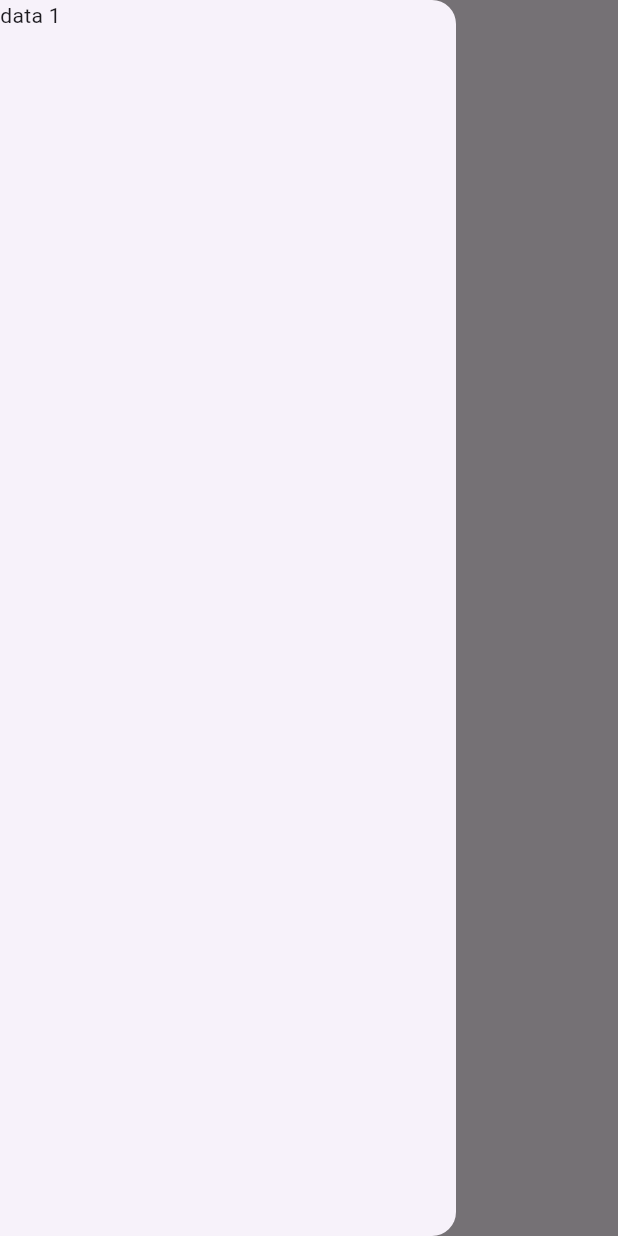
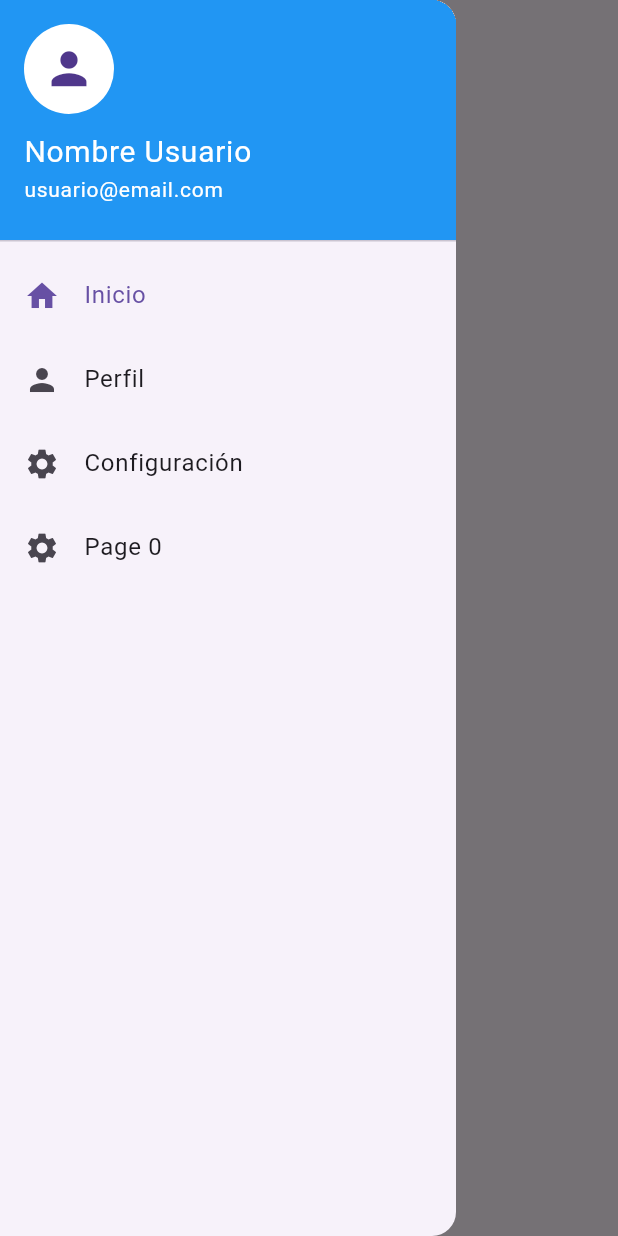
Before and after one commit to mabby1110/demo_0, a Flutter app: the screen it shows after launch, with the side drawer open, on a phone screen of 412 x 824 dp. Run offline on Flutter 3.47's test engine with Material 3 defaults, Android fonts, the phone set to English and light mode, and no system bars.

Commit message:
se agregaron vistas y enlaces en sidebar a vistas

```diff
--- a/lib/main.dart
+++ b/lib/main.dart
@@ -1,24 +1,151 @@
+// pages/home_page.dart
+import 'package:demo_0/pages/page_0.dart';
 import 'package:flutter/material.dart';
-
 void main() {
   runApp(MyApp());
 }
 
+class HomePage extends StatelessWidget {
+  const HomePage({super.key});
+
+  @override
+  Widget build(BuildContext context) {
+    return Center(
+      child: Text('Página Principal', style: TextStyle(fontSize: 24)),
+    );
+  }
+}
+
+// pages/settings_page.dart
+class SettingsPage extends StatelessWidget {
+  const SettingsPage({super.key});
+
+  @override
+  Widget build(BuildContext context) {
+    return Center(
+      child: Text('Configuración', style: TextStyle(fontSize: 24)),
+    );
+  }
+}
+
+// pages/profile_page.dart
+class ProfilePage extends StatelessWidget {
+  const ProfilePage({super.key});
+
+  @override
+  Widget build(BuildContext context) {
+    return Center(
+      child: Text('Perfil', style: TextStyle(fontSize: 24)),
+    );
+  }
+}
+
+// main.dart
 class MyApp extends StatelessWidget {
   const MyApp({super.key});
 
   @override
   Widget build(BuildContext context) {
     return MaterialApp(
-      home: Scaffold(
-        appBar: AppBar(
-          backgroundColor: Color.fromRGBO(0, 0, 0, 0),
-          title: const Text('título'),
-        ),
-        drawer: Drawer(
-          child: Text('data 1'),
-        ),
-      ),
+      title: 'Drawer Example',
+      theme: ThemeData(primarySwatch: Colors.blue),
+      home: MainScreen(),
     );
   }
 }
+
+class MainScreen extends StatefulWidget {
+  const MainScreen({super.key});
+
+  @override
+  _MainScreenState createState() => _MainScreenState();
+}
+
+class _MainScreenState extends State<MainScreen> {
+  int _selectedIndex = 0;
+
+  final List<Widget> _pages = [
+    HomePage(),
+    ProfilePage(),
+    SettingsPage(),
+    Page0(),
+  ];
+
+  void _onItemTapped(int index) {
+    setState(() {
+      _selectedIndex = index;
+      Navigator.pop(context); // Cierra el drawer después de seleccionar
+    });
+  }
+
+  @override
+  Widget build(BuildContext context) {
+    return Scaffold(
+      appBar: AppBar(
+        title: Text('Mi Aplicación'),
+      ),
+      drawer: Drawer(
+        child: ListView(
+          padding: EdgeInsets.zero,
+          children: [
+            DrawerHeader(
+              decoration: BoxDecoration(
+                color: Colors.blue,
+              ),
+              child: Column(
+                crossAxisAlignment: CrossAxisAlignment.start,
+                children: [
+                  CircleAvatar(
+                    radius: 30,
+                    backgroundColor: Colors.white,
+                    child: Icon(Icons.person, size: 35),
+                  ),
+                  SizedBox(height: 10),
+                  Text(
+                    'Nombre Usuario',
+                    style: TextStyle(
+                      color: Colors.white,
+                      fontSize: 20,
+                    ),
+                  ),
+                  Text(
+                    'usuario@email.com',
+                    style: TextStyle(
+                      color: Colors.white,
+                      fontSize: 14,
+                    ),
+                  ),
+                ],
+              ),
+            ),
+            ListTile(
+              leading: Icon(Icons.home),
+              title: Text('Inicio'),
+              selected: _selectedIndex == 0,
+              onTap: () => _onItemTapped(0),
+            ),
+            ListTile(
+              leading: Icon(Icons.person),
+              title: Text('Perfil'),
+              selected: _selectedIndex == 1,
+              onTap: () => _onItemTapped(1),
+            ),
+            ListTile(
+              leading: Icon(Icons.settings),
+              title: Text('Configuración'),
+              selected: _selectedIndex == 2,
+              onTap: () => _onItemTapped(2),
+            ),
+            ListTile(
+              leading: Icon(Icons.settings),
+              title: Text('Page 0'),
+              selected: _selectedIndex == 3,
+              onTap: () => _onItemTapped(3),
+            ),
+          ],
+        ),
+      ),
+      body: _pages[_selectedIndex],
+    );
+  }
+}
--- /dev/null
+++ b/lib/pages/page_0.dart
@@ -0,0 +1,13 @@
+import 'package:flutter/material.dart';
+
+class Page0 extends StatelessWidget {
+  const Page0({super.key});
+
+
+  @override
+  Widget build(BuildContext context) {
+    return Center(
+      child: Text('Page 0', style: TextStyle(fontSize: 24)),
+    );
+  }
+}
```
